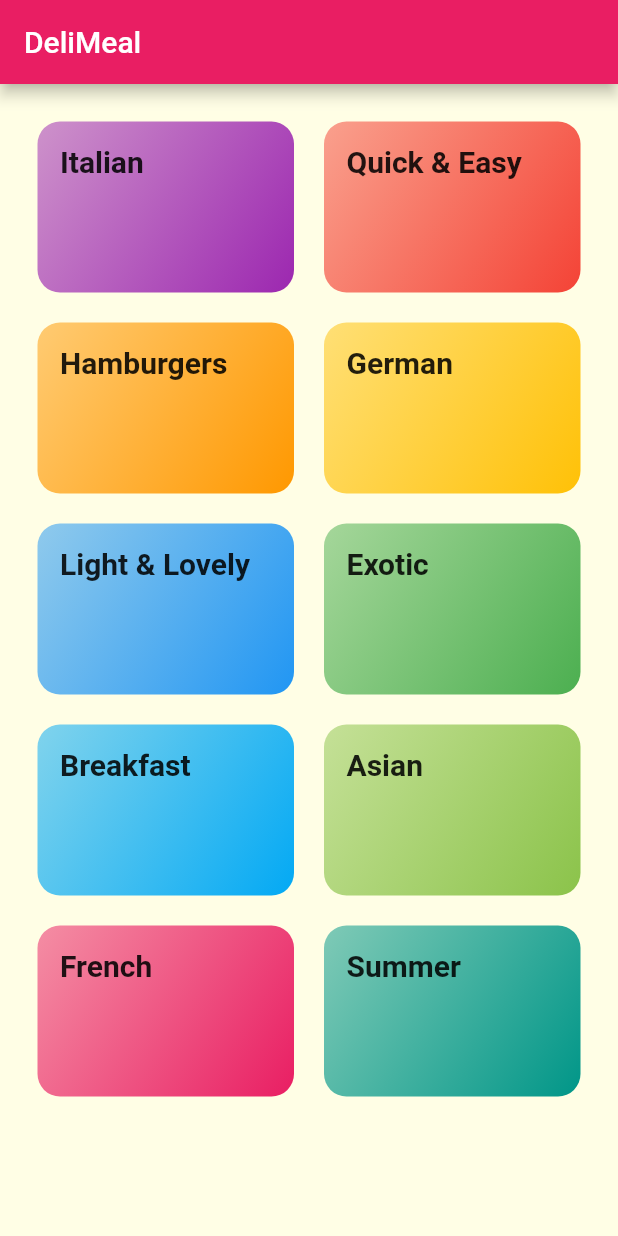
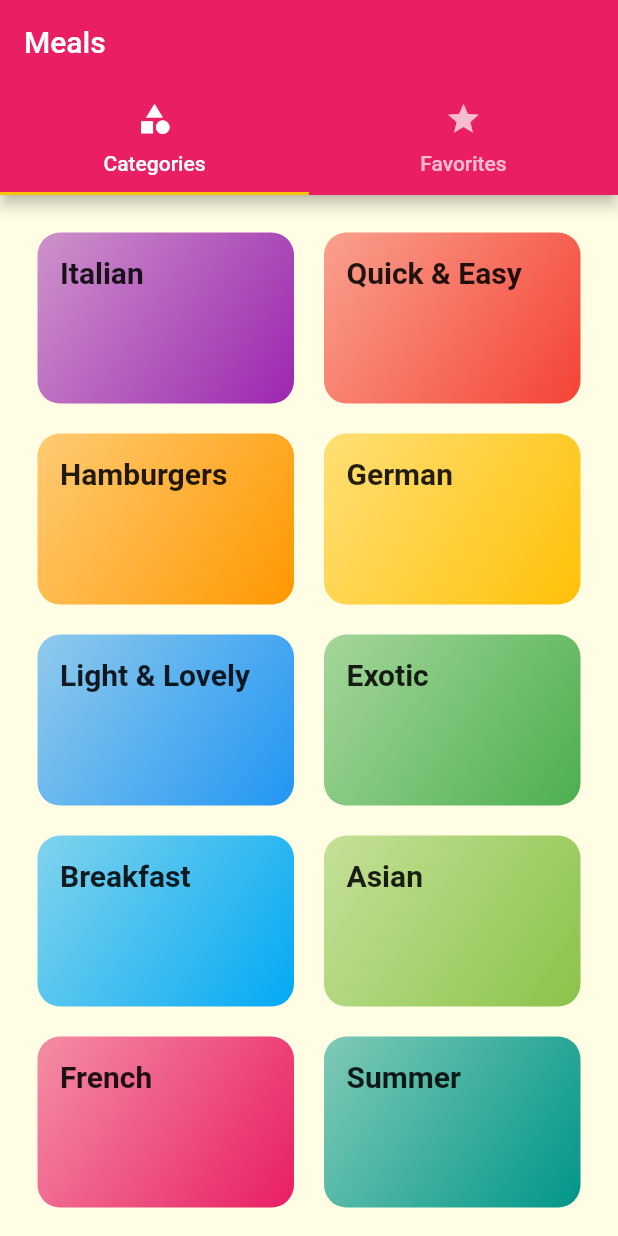
Before and after one commit to sakakidai/flutter_meals, a Flutter app: the screen it shows after launch, on a phone screen of 412 x 824 dp. Run offline on Flutter 3.47's test engine with Material 2 defaults, Android fonts, the phone set to English and light mode, and no system bars; Roboto replaces fonts that are missing (Raleway, RobotoCondensed).

Commit message:
Add tabbar

```diff
--- a/lib/main.dart
+++ b/lib/main.dart
@@ -1,7 +1,9 @@
 import 'package:flutter/material.dart';
+import 'package:flutter_meals/screens/tabs_screen.dart';
 import 'screens/category_meals_screen.dart';
 import 'screens/categories_screen.dart';
 import 'screens/meal_detail_screen.dart';
+import 'screens/tabs_screen.dart';
 
 void main() {
   runApp(const MyApp());
@@ -36,7 +38,7 @@ class MyApp extends StatelessWidget {
       // home: const CategoriesScreen(),
       initialRoute: '/', // default is '/'
       routes: {
-        '/': (ctx) => const CategoriesScreen(),
+        '/': (ctx) => const TabsScreen(),
         CategoryMealsScreen.routeName: (ctx) => const CategoryMealsScreen(),
         MealDetailScreen.routeName: (ctx) => const MealDetailScreen(),
       },
--- a/lib/screens/categories_screen.dart
+++ b/lib/screens/categories_screen.dart
@@ -8,9 +8,6 @@ class CategoriesScreen extends StatelessWidget {
   @override
   Widget build(BuildContext context) {
     return Scaffold(
-      appBar: AppBar(
-        title: const Text('DeliMeal'),
-      ),
       body: GridView(
         padding: const EdgeInsets.all(25),
         children: dummyCategories
--- /dev/null
+++ b/lib/screens/favorites_screen.dart
@@ -0,0 +1,12 @@
+import 'package:flutter/material.dart';
+
+class FavoritesScreen extends StatelessWidget {
+  const FavoritesScreen({Key? key}) : super(key: key);
+
+  @override
+  Widget build(BuildContext context) {
+    return const Center(
+      child: Text('The Favorites'),
+    );
+  }
+}
--- /dev/null
+++ b/lib/screens/tabs_screen.dart
@@ -0,0 +1,37 @@
+import 'package:flutter/material.dart';
+import 'categories_screen.dart';
+import 'favorites_screen.dart';
+
+class TabsScreen extends StatefulWidget {
+  const TabsScreen({Key? key}) : super(key: key);
+
+  @override
+  State<TabsScreen> createState() => _TabsScreenState();
+}
+
+class _TabsScreenState extends State<TabsScreen> {
+  @override
+  Widget build(BuildContext context) {
+    return DefaultTabController(
+      length: 2,
+      initialIndex: 0,
+      child: Scaffold(
+        appBar: AppBar(
+          title: const Text('Meals'),
+          bottom: const TabBar(
+            tabs: [
+              Tab(icon: Icon(Icons.category), text: 'Categories'),
+              Tab(icon: Icon(Icons.star), text: 'Favorites'),
+            ],
+          ),
+        ),
+        body: const TabBarView(
+          children: [
+            CategoriesScreen(),
+            FavoritesScreen(),
+          ],
+        ),
+      ),
+    );
+  }
+}
```
